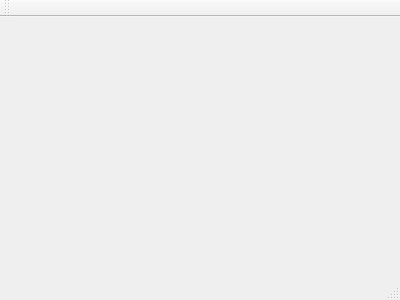
First picture: the form in mainwindow.ui, repository gaboe/erewPram, before the edit.
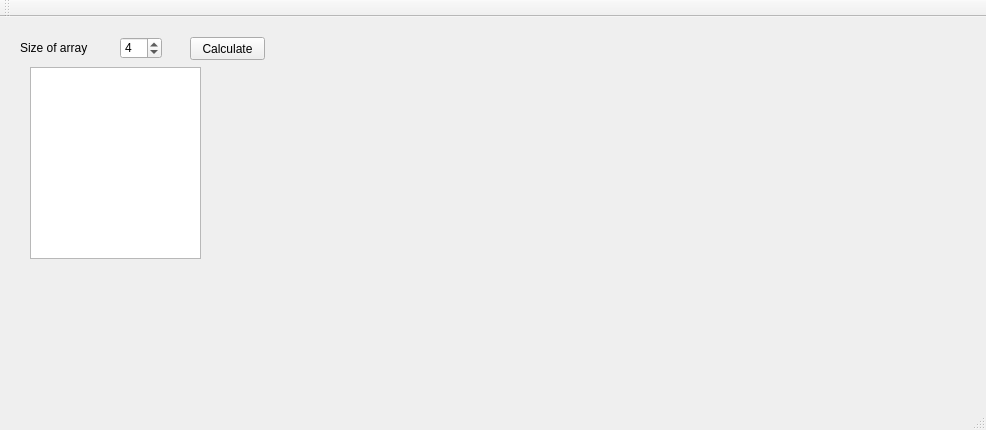
Second picture: the form after the edit.

Commit message: generate random array of length n

Patch:
```diff
--- a/mainwindow.ui
+++ b/mainwindow.ui
@@ -1,24 +1,95 @@
 <ui version="4.0">
  <class>MainWindow</class>
- <widget class="QMainWindow" name="MainWindow" >
-  <property name="geometry" >
+ <widget class="QMainWindow" name="MainWindow">
+  <property name="geometry">
    <rect>
     <x>0</x>
     <y>0</y>
-    <width>400</width>
-    <height>300</height>
+    <width>986</width>
+    <height>430</height>
    </rect>
   </property>
   <property name="windowTitle" >
    <string>MainWindow</string>
   </property>
-  <widget class="QMenuBar" name="menuBar" />
-  <widget class="QToolBar" name="mainToolBar" />
-  <widget class="QWidget" name="centralWidget" />
-  <widget class="QStatusBar" name="statusBar" />
+  <widget class="QWidget" name="centralWidget">
+   <widget class="QSpinBox" name="nonScalableSpinBox">
+    <property name="geometry">
+     <rect>
+      <x>120</x>
+      <y>20</y>
+      <width>42</width>
+      <height>22</height>
+     </rect>
+    </property>
+    <property name="minimum">
+     <number>1</number>
+    </property>
+    <property name="maximum">
+     <number>32</number>
+    </property>
+    <property name="value">
+     <number>4</number>
+    </property>
+   </widget>
+   <widget class="QLabel" name="nonScalableLabel">
+    <property name="geometry">
+     <rect>
+      <x>20</x>
+      <y>20</y>
+      <width>81</width>
+      <height>21</height>
+     </rect>
+    </property>
+    <property name="text">
+     <string>Size of array</string>
+    </property>
+   </widget>
+   <widget class="QPushButton" name="nonScalableButton">
+    <property name="geometry">
+     <rect>
+      <x>190</x>
+      <y>20</y>
+      <width>75</width>
+      <height>23</height>
+     </rect>
+    </property>
+    <property name="text">
+     <string>Calculate</string>
+    </property>
+   </widget>
+   <widget class="QListWidget" name="nonScalableList">
+    <property name="geometry">
+     <rect>
+      <x>30</x>
+      <y>50</y>
+      <width>171</width>
+      <height>192</height>
+     </rect>
+    </property>
+   </widget>
+  </widget>
+  <widget class="QMenuBar" name="menuBar">
+   <property name="geometry">
+    <rect>
+     <x>0</x>
+     <y>0</y>
+     <width>986</width>
+     <height>21</height>
+    </rect>
+   </property>
+  </widget>
+  <widget class="QToolBar" name="mainToolBar">
+   <attribute name="toolBarArea">
+    <enum>TopToolBarArea</enum>
+   </attribute>
+   <attribute name="toolBarBreak">
+    <bool>false</bool>
+   </attribute>
+  </widget>
+  <widget class="QStatusBar" name="statusBar"/>
  </widget>
- <layoutDefault spacing="6" margin="11" />
- <pixmapfunction></pixmapfunction>
+ <layoutdefault spacing="6" margin="11"/>
  <resources/>
  <connections/>
 </ui>
```
Left out of the diff: 3 changed lines with no effect on the pictures. The commit also changes 2 other files.
